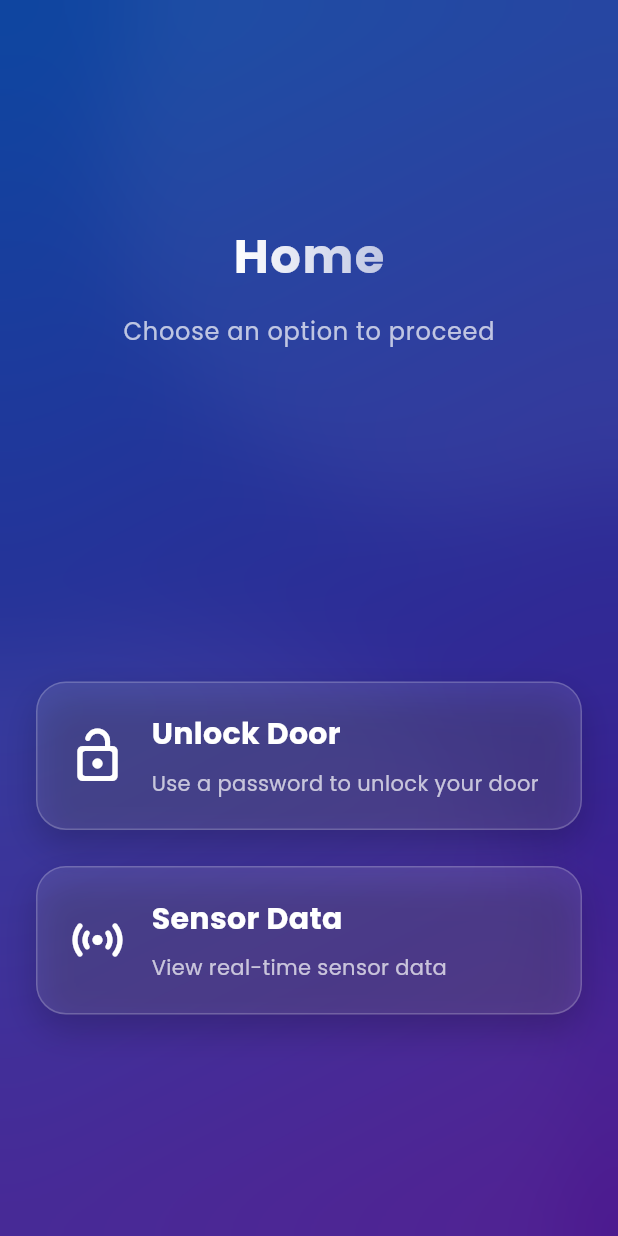
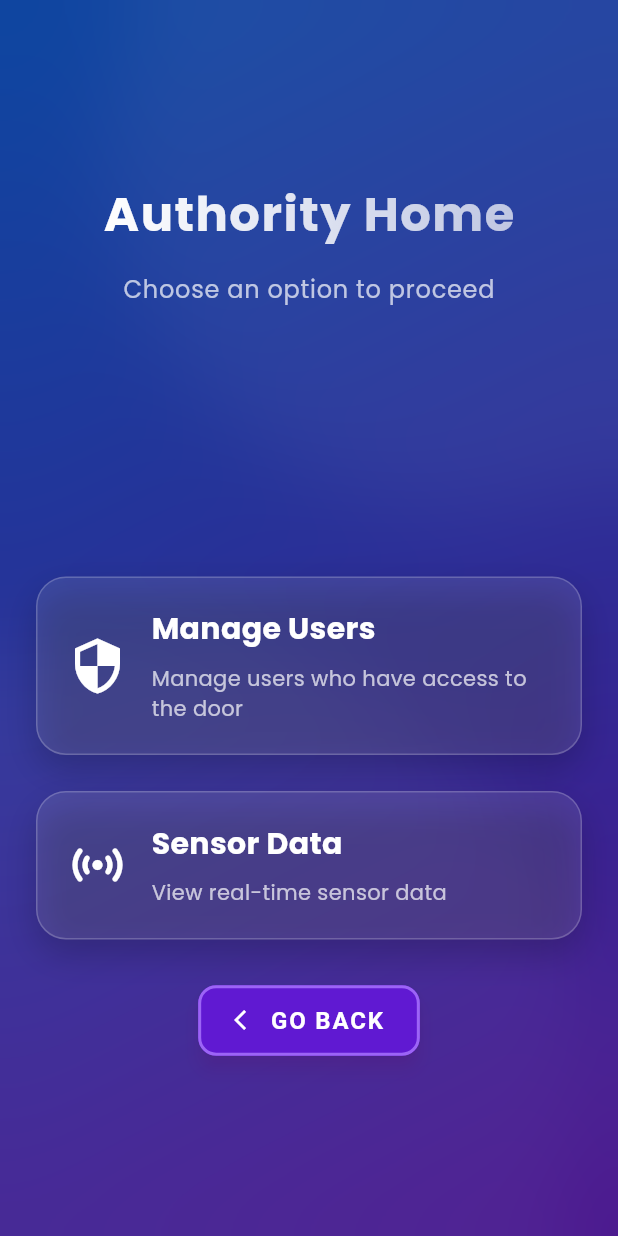
Before and after one commit to Bhaveshg4/IoTGateLockSystem, a Flutter app: the HomePage screen opened directly, on a phone screen of 412 x 824 dp. Run offline on Flutter 3.47's test engine with Material 3 defaults, Android fonts, the phone set to English and light mode, and no system bars; our stand-ins replace cloud_firestore, firebase_core, firebase_database, google_fonts, percent_indicator; accounts and stored records are empty.

Commit message:
Navigation changes

```diff
--- a/lib/AuthLogin/Homepage.dart
+++ b/lib/AuthLogin/AuthHomepage.dart
@@ -1,3 +1,6 @@
+import 'package:door_lock_1/AuthLogin/manageuser.dart';
+import 'package:door_lock_1/CommonLogin.dart';
+import 'package:door_lock_1/sensorData/sensordataPage.dart';
 import 'package:flutter/material.dart';
 import 'package:flutter/services.dart';
 import 'package:google_fonts/google_fonts.dart';
@@ -165,7 +168,7 @@ class _HomePageState extends State<HomePage>
                 colors: [Colors.white, Colors.white70],
               ).createShader(bounds),
               child: Text(
-                'Home',
+                'Authority Home',
                 style: GoogleFonts.poppins(
                   fontSize: isSmallScreen ? 32 : 40,
                   fontWeight: FontWeight.bold,
@@ -199,11 +202,14 @@ class _HomePageState extends State<HomePage>
           child: Column(
             children: [
               _OptionCard(
-                icon: Icons.lock_open_rounded,
-                title: 'Unlock Door',
-                subtitle: 'Use a password to unlock your door',
+                icon: Icons.security,
+                title: 'Manage Users',
+                subtitle: 'Manage users who have access to the door',
                 onTap: () {
-                  // Navigate to password unlock screen
+                  Navigator.push(
+                      context,
+                      MaterialPageRoute(
+                          builder: (context) => NextLevelUserDashboard()));
                 },
                 isSmallScreen: isSmallScreen,
               ),
@@ -213,10 +219,52 @@ class _HomePageState extends State<HomePage>
                 title: 'Sensor Data',
                 subtitle: 'View real-time sensor data',
                 onTap: () {
+                  Navigator.push(context,
+                      MaterialPageRoute(builder: (context) => SensorData()));
                   // Navigate to sensor data screen
                 },
                 isSmallScreen: isSmallScreen,
               ),
+              SizedBox(
+                height: 30,
+              ),
+              TextButton(
+                onPressed: () {
+                  Navigator.push(
+                    context,
+                    MaterialPageRoute(
+                        builder: (context) => LoginSelectionPage()),
+                  );
+                },
+                style: TextButton.styleFrom(
+                  foregroundColor: Colors.white,
+                  backgroundColor: const Color.fromARGB(255, 96, 25, 210),
+                  padding:
+                      const EdgeInsets.symmetric(horizontal: 24, vertical: 14),
+                  shape: RoundedRectangleBorder(
+                    borderRadius: BorderRadius.circular(12.0),
+                    side: BorderSide(
+                        color: const Color.fromARGB(255, 156, 100, 246),
+                        width: 2),
+                  ),
+                  elevation: 5,
+                  shadowColor:
+                      const Color.fromARGB(255, 134, 29, 175).withOpacity(0.5),
+                  textStyle: const TextStyle(
+                    fontSize: 16,
+                    fontWeight: FontWeight.bold,
+                    letterSpacing: 1.2,
+                  ),
+                ),
+                child: Row(
+                  mainAxisSize: MainAxisSize.min,
+                  children: [
+                    const Icon(Icons.arrow_back_ios, size: 16),
+                    const SizedBox(width: 8),
+                    Text("Go back".toUpperCase()),
+                  ],
+                ),
+              )
             ],
           ),
         ),
--- a/lib/CommonLogin.dart
+++ b/lib/CommonLogin.dart
@@ -1,5 +1,5 @@
 // login_selection_page.dart
-import 'package:door_lock_1/AuthLogin/Homepage.dart';
+import 'package:door_lock_1/AuthLogin/AuthHomepage.dart';
 import 'package:door_lock_1/welcomescreen.dart';
 import 'package:flutter/material.dart';
 import 'package:google_fonts/google_fonts.dart';
@@ -243,7 +243,7 @@ class _AuthorityLoginFormState extends State<_AuthorityLoginForm> {
         if (isValid) {
           // Navigate to AuthorityHomePage on successful login
           Navigator.of(context).pushReplacement(
-            MaterialPageRoute(builder: (_) => NextLevelUserDashboard()),
+            MaterialPageRoute(builder: (_) => HomePage()),
           );
         } else {
           // Show error message for invalid credentials
--- a/lib/login.dart
+++ b/lib/login.dart
@@ -1,4 +1,4 @@
-import 'package:door_lock_1/Verification.dart';
+import 'package:door_lock_1/UserHomepage.dart';
 import 'package:door_lock_1/register.dart';
 import 'package:flutter/material.dart';
 import 'package:google_fonts/google_fonts.dart';
@@ -86,7 +86,7 @@ class _LoginScreenState extends State<LoginScreen>
       } else {
         Navigator.pushReplacement(
           context,
-          MaterialPageRoute(builder: (context) => const VerificationScreen()),
+          MaterialPageRoute(builder: (context) => const UserHomePage()),
         );
       }
     } catch (e) {
```
Also changed, not shown: lib/UserHomepage.dart (added, +315 -0 lines).
